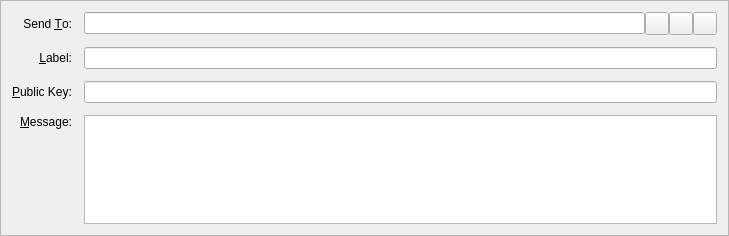
Before: the Qt Designer form src/qt/forms/sendmessagesentry.ui in SimplicityDev2018/Simplicity, drawn with Qt 5.
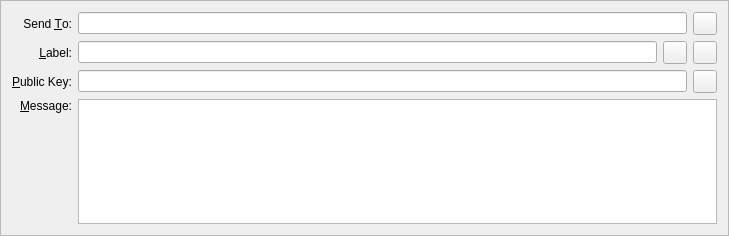
After: the same form once the commit is applied. Icons and pictures are not drawn. Custom widgets are drawn as their Qt base class.

```diff
--- a/src/qt/forms/sendmessagesentry.ui
+++ b/src/qt/forms/sendmessagesentry.ui
@@ -20,14 +20,21 @@
    <enum>QFrame::Sunken</enum>
   </property>
   <layout class="QGridLayout" name="gridLayout">
-   <property name="spacing">
-    <number>12</number>
-   </property>
-   <item row="3" column="2">
-    <layout class="QHBoxLayout" name="sendToLayout">
-     <property name="spacing">
-      <number>0</number>
+   <item row="0" column="0">
+    <widget class="QLabel" name="label_2">
+     <property name="text">
+      <string>Send &amp;To:</string>
      </property>
+     <property name="alignment">
+      <set>Qt::AlignRight|Qt::AlignTrailing|Qt::AlignVCenter</set>
+     </property>
+     <property name="buddy">
+      <cstring>sendTo</cstring>
+     </property>
+    </widget>
+   </item>
+   <item row="0" column="1">
+    <layout class="QHBoxLayout" name="sendToLayout_2">
      <item>
       <widget class="QValidatedLineEdit" name="sendTo">
        <property name="toolTip">
@@ -39,6 +46,50 @@
       </widget>
      </item>
      <item>
+      <widget class="QToolButton" name="pasteButton">
+       <property name="toolTip">
+        <string>Paste address from clipboard</string>
+       </property>
+       <property name="text">
+        <string/>
+       </property>
+       <property name="icon">
+        <iconset resource="../bitcoin.qrc">
+         <normaloff>:/icons/editpaste</normaloff>:/icons/editpaste</iconset>
+       </property>
+       <property name="shortcut">
+        <string>Alt+P</string>
+       </property>
+      </widget>
+     </item>
+    </layout>
+   </item>
+   <item row="1" column="0">
+    <widget class="QLabel" name="label_4">
+     <property name="text">
+      <string>&amp;Label:</string>
+     </property>
+     <property name="alignment">
+      <set>Qt::AlignRight|Qt::AlignTrailing|Qt::AlignVCenter</set>
+     </property>
+     <property name="buddy">
+      <cstring>addAsLabel</cstring>
+     </property>
+    </widget>
+   </item>
+   <item row="1" column="1">
+    <layout class="QHBoxLayout" name="horizontalLayout_5">
+     <item>
+      <widget class="QValidatedLineEdit" name="addAsLabel">
+       <property name="enabled">
+        <bool>true</bool>
+       </property>
+       <property name="toolTip">
+        <string>Enter a label for this address to add it to your address book</string>
+       </property>
+      </widget>
+     </item>
+     <item>
       <widget class="QToolButton" name="addressBookButton">
        <property name="toolTip">
         <string>Choose address from address book</string>
@@ -55,23 +106,6 @@
        </property>
       </widget>
      </item>
-     <item>
-      <widget class="QToolButton" name="pasteButton">
-       <property name="toolTip">
-        <string>Paste address from clipboard</string>
-       </property>
-       <property name="text">
-        <string/>
-       </property>
-       <property name="icon">
-        <iconset resource="../bitcoin.qrc">
-         <normaloff>:/icons/editpaste</normaloff>:/icons/editpaste</iconset>
-       </property>
-       <property name="shortcut">
-        <string>Alt+P</string>
-       </property>
-      </widget>
-     </item>
      <item>
       <widget class="QToolButton" name="deleteButton">
        <property name="toolTip">
@@ -88,7 +122,41 @@
      </item>
     </layout>
    </item>
-   <item row="6" column="0">
+   <item row="2" column="0">
+    <widget class="QLabel" name="publicKeyLabel">
+     <property name="text">
+      <string>&amp;Public Key:</string>
+     </property>
+     <property name="buddy">
+      <cstring>publicKey</cstring>
+     </property>
+    </widget>
+   </item>
+   <item row="2" column="1">
+    <layout class="QHBoxLayout" name="horizontalLayout_6">
+     <item>
+      <widget class="QValidatedLineEdit" name="publicKey"/>
+     </item>
+     <item>
+      <widget class="QToolButton" name="PubkeyPasteButton">
+       <property name="toolTip">
+        <string>Paste address from clipboard</string>
+       </property>
+       <property name="text">
+        <string/>
+       </property>
+       <property name="icon">
+        <iconset resource="../bitcoin.qrc">
+         <normaloff>:/icons/editpaste</normaloff>:/icons/editpaste</iconset>
+       </property>
+       <property name="shortcut">
+        <string>Alt+P</string>
+       </property>
+      </widget>
+     </item>
+    </layout>
+   </item>
+   <item row="3" column="0">
     <widget class="QLabel" name="messageLabel">
      <property name="text">
       <string>&amp;Message:</string>
@@ -101,20 +169,7 @@
      </property>
     </widget>
    </item>
-   <item row="3" column="0">
-    <widget class="QLabel" name="label_2">
-     <property name="text">
-      <string>Send &amp;To:</string>
-     </property>
-     <property name="alignment">
-      <set>Qt::AlignRight|Qt::AlignTrailing|Qt::AlignVCenter</set>
-     </property>
-     <property name="buddy">
-      <cstring>sendTo</cstring>
-     </property>
-    </widget>
-   </item>
-   <item row="6" column="2">
+   <item row="3" column="1">
     <widget class="QValidatedTextEdit" name="messageText">
      <property name="mouseTracking">
       <bool>true</bool>
@@ -127,42 +182,6 @@
      </property>
     </widget>
    </item>
-   <item row="4" column="2">
-    <widget class="QValidatedLineEdit" name="addAsLabel">
-     <property name="enabled">
-      <bool>true</bool>
-     </property>
-     <property name="toolTip">
-      <string>Enter a label for this address to add it to your address book</string>
-     </property>
-    </widget>
-   </item>
-   <item row="4" column="0">
-    <widget class="QLabel" name="label_4">
-     <property name="text">
-      <string>&amp;Label:</string>
-     </property>
-     <property name="alignment">
-      <set>Qt::AlignRight|Qt::AlignTrailing|Qt::AlignVCenter</set>
-     </property>
-     <property name="buddy">
-      <cstring>addAsLabel</cstring>
-     </property>
-    </widget>
-   </item>
-   <item row="5" column="0">
-    <widget class="QLabel" name="publicKeyLabel">
-     <property name="text">
-      <string>&amp;Public Key:</string>
-     </property>
-     <property name="buddy">
-      <cstring>publicKey</cstring>
-     </property>
-    </widget>
-   </item>
-   <item row="5" column="2">
-    <widget class="QValidatedLineEdit" name="publicKey"/>
-   </item>
   </layout>
  </widget>
  <customwidgets>
```
